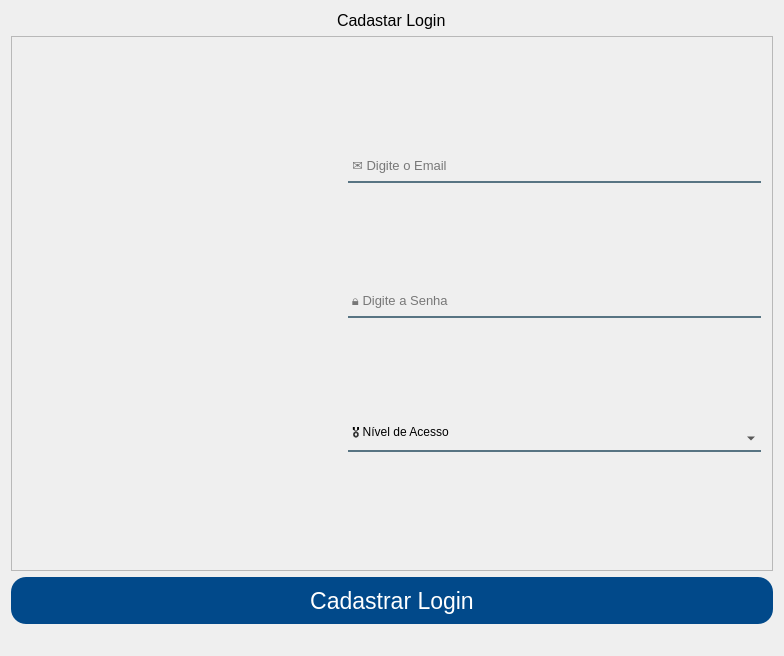
The window that App/view/ui/cadastroLogin.ui (Senac-SOR-ADS/Mapa-de-Sala) describes before a commit, drawn with Qt 5.
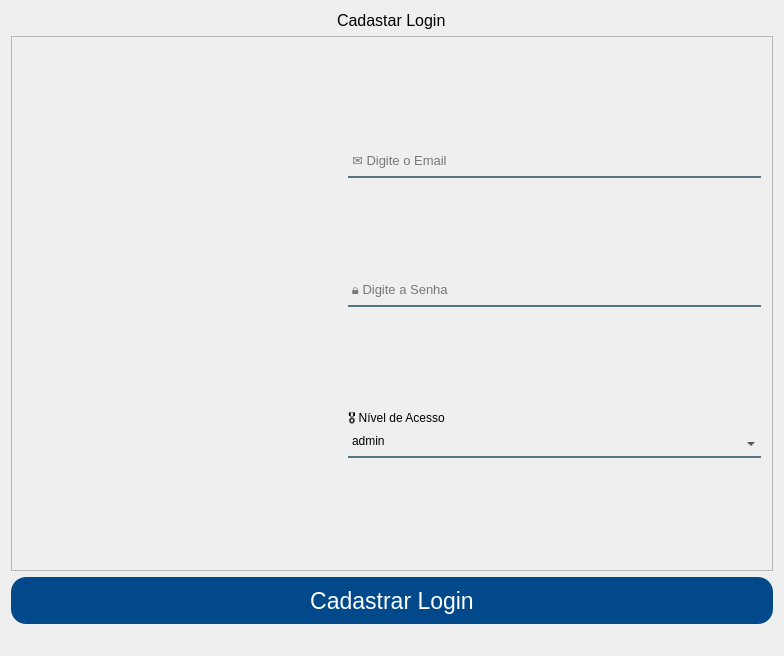
The same window after the commit. Icons and pictures are not drawn.

Commit message:
mudei o combobox da cadastro de curso e cadastro de login (#132)
* arrumando o QComboBox do cadastro de Login

* atualizando cadastro de curso

Diff of the .ui file:
```diff
--- a/App/view/ui/cadastroLogin.ui
+++ b/App/view/ui/cadastroLogin.ui
@@ -134,6 +134,19 @@
          <property name="bottomMargin">
           <number>0</number>
          </property>
+         <item>
+          <spacer name="verticalSpacer_4">
+           <property name="orientation">
+            <enum>Qt::Vertical</enum>
+           </property>
+           <property name="sizeHint" stdset="0">
+            <size>
+             <width>20</width>
+             <height>40</height>
+            </size>
+           </property>
+          </spacer>
+         </item>
          <item>
           <widget class="QLineEdit" name="email">
            <property name="minimumSize">
@@ -155,6 +168,19 @@
            </property>
           </widget>
          </item>
+         <item>
+          <spacer name="verticalSpacer_3">
+           <property name="orientation">
+            <enum>Qt::Vertical</enum>
+           </property>
+           <property name="sizeHint" stdset="0">
+            <size>
+             <width>20</width>
+             <height>40</height>
+            </size>
+           </property>
+          </spacer>
+         </item>
          <item>
           <widget class="QLineEdit" name="senha">
            <property name="minimumSize">
@@ -173,16 +199,76 @@
            </property>
           </widget>
          </item>
+         <item>
+          <spacer name="verticalSpacer_2">
+           <property name="orientation">
+            <enum>Qt::Vertical</enum>
+           </property>
+           <property name="sizeHint" stdset="0">
+            <size>
+             <width>20</width>
+             <height>40</height>
+            </size>
+           </property>
+          </spacer>
+         </item>
+         <item alignment="Qt::AlignLeft|Qt::AlignBottom">
+          <widget class="QLabel" name="label_3">
+           <property name="text">
+            <string>🎖 Nível de Acesso</string>
+           </property>
+          </widget>
+         </item>
          <item>
           <widget class="QComboBox" name="nivelAcesso">
+           <property name="font">
+            <font>
+             <pointsize>10</pointsize>
+            </font>
+           </property>
+           <property name="cursor">
+            <cursorShape>IBeamCursor</cursorShape>
+           </property>
+           <property name="mouseTracking">
+            <bool>false</bool>
+           </property>
+           <property name="acceptDrops">
+            <bool>false</bool>
+           </property>
            <property name="editable">
             <bool>true</bool>
            </property>
            <property name="currentText">
-            <string>🎖 Nível de Acesso</string>
+            <string>admin</string>
            </property>
+           <property name="currentIndex">
+            <number>0</number>
+           </property>
+           <item>
+            <property name="text">
+             <string>admin</string>
+            </property>
+           </item>
+           <item>
+            <property name="text">
+             <string>user</string>
+            </property>
+           </item>
           </widget>
          </item>
+         <item>
+          <spacer name="verticalSpacer">
+           <property name="orientation">
+            <enum>Qt::Vertical</enum>
+           </property>
+           <property name="sizeHint" stdset="0">
+            <size>
+             <width>20</width>
+             <height>40</height>
+            </size>
+           </property>
+          </spacer>
+         </item>
         </layout>
        </widget>
       </item>
```
The commit also changes 2 other files.
